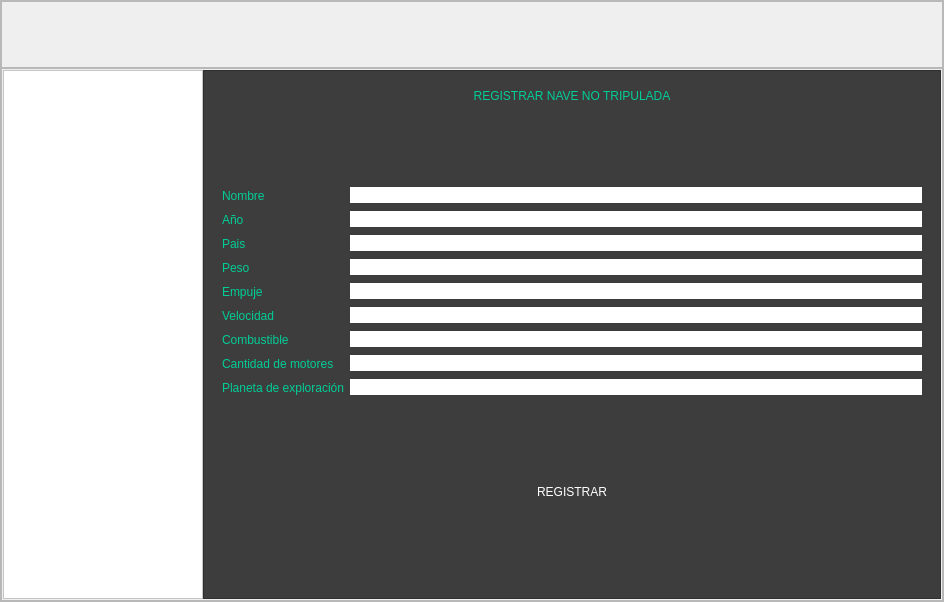
Juangmcz/Estacion_Espacial_Sofka_Juangmcv, file interfaces/main_window.ui: the form before one commit.
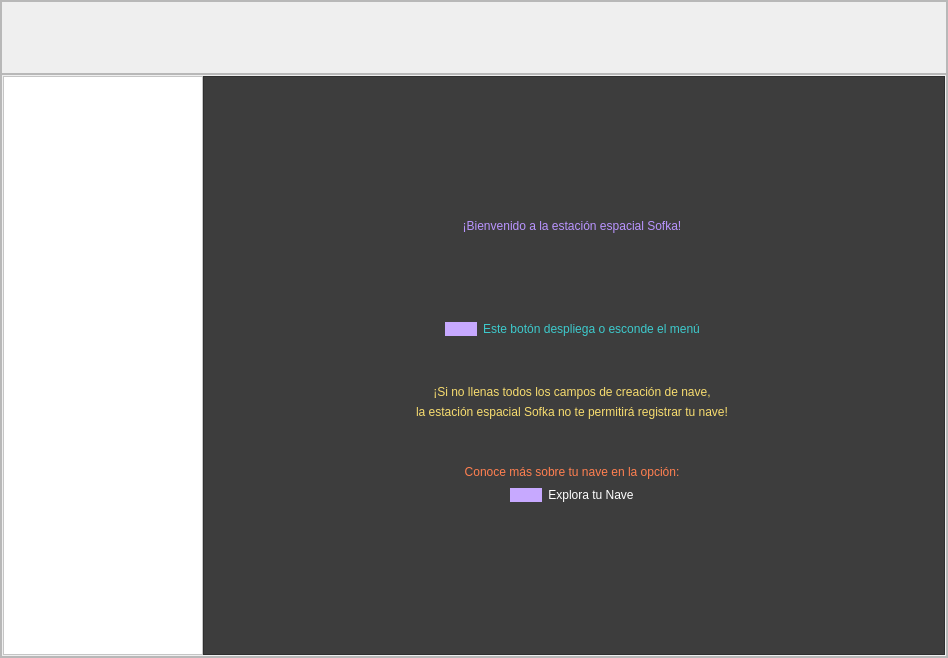
The form after the commit. Icons and pictures are not drawn.

Commit message: Actualización interfaz gráfica

The edit to the form file:
```diff
--- a/interfaces/main_window.ui
+++ b/interfaces/main_window.ui
@@ -6,8 +6,8 @@
    <rect>
     <x>0</x>
     <y>0</y>
-    <width>944</width>
-    <height>602</height>
+    <width>948</width>
+    <height>658</height>
    </rect>
   </property>
   <property name="windowTitle">
@@ -356,6 +356,34 @@
                </property>
               </widget>
              </item>
+             <item>
+              <widget class="QPushButton" name="explora_tu_nave">
+               <property name="minimumSize">
+                <size>
+                 <width>0</width>
+                 <height>40</height>
+                </size>
+               </property>
+               <property name="styleSheet">
+                <string notr="true">QPushButton{
+background-color: white;
+}</string>
+               </property>
+               <property name="text">
+                <string>Explora tu Nave</string>
+               </property>
+               <property name="icon">
+                <iconset resource="../resources.qrc">
+                 <normaloff>:/iconos/recursos/icons8-mantenimiento-48.png</normaloff>:/iconos/recursos/icons8-mantenimiento-48.png</iconset>
+               </property>
+               <property name="iconSize">
+                <size>
+                 <width>40</width>
+                 <height>40</height>
+                </size>
+               </property>
+              </widget>
+             </item>
             </layout>
            </widget>
           </item>
@@ -368,7 +396,7 @@
 QLabel{
 font: 87 12pt&quot;Arial Black&quot;;
 background-color: #000000ff;
-color: rgb(0, 206, 151);
+color: rgb(61, 202, 204);
 border: 0px solid #14C8DC;
 }
 QLineEdit{
@@ -378,9 +406,9 @@
 font: 75 10pt&quot;Arial Black&quot;;
 }
 QPushButton{
-background-color: rgb(61, 61, 61);
+background-color: rgb(199, 169, 255 );
 border-radius: 15px;
-color: rgb(255, 255, 255);
+color: rgb(185, 148, 255);
 font: 77 10pt&quot;Arial Black&quot;;
 }
 QPushButton:hover{
@@ -390,21 +418,31 @@
 font: 77 10pt&quot;Arial Black&quot;;
 }
 QTableWidget{
-background-color: rgb(255, 255, 255);
-color: rgb(0, 0, 0);
+background-color: rgb(0, 0, 0);
+color: rgb(255, 255, 255);
 gridline-color: rgb(0, 206, 151);
-font-size: 12pt;
-color: #000000;
+font-size: 9pt;
 }
 QHeaderView::section{
-background-color: rgb(0, 206, 151);
+background-color: rgb(99, 218, 220);
 border: 1px solid rgb(0, 0, 0);
-font-size: 12pt;
+font-size: 9pt;
 }
 QTableWidgetQTableCornerButton::section{
 background-color: rgb(0, 0, 0); 
 border: 1px solid rgb(0, 206, 151);
-}</string>
+}
+QComboBox{
+background-color: rgb(61, 61, 61); 
+selection-background-color: rgb(99, 218, 220);
+color: rgb(185, 148, 255);
+selection-color: rgb(135, 70, 255);
+}
+QComboBox:hover
+{
+border: 1px solid purple;
+}
+</string>
             </property>
             <property name="frameShape">
              <enum>QFrame::StyledPanel</enum>
@@ -412,11 +450,17 @@
             <property name="frameShadow">
              <enum>QFrame::Raised</enum>
             </property>
-            <layout class="QVBoxLayout" name="verticalLayout_5">
-             <item>
               <widget class="QStackedWidget" name="stackedWidget">
+             <property name="geometry">
+              <rect>
+               <x>10</x>
+               <y>10</y>
+               <width>718</width>
+               <height>551</height>
+              </rect>
+             </property>
                <property name="currentIndex">
-                <number>0</number>
+              <number>2</number>
                </property>
                <widget class="QWidget" name="pg_crear_no_tripulada">
                 <layout class="QVBoxLayout" name="verticalLayout_6">
@@ -455,7 +499,7 @@
                    <item row="2" column="0">
                     <widget class="QLabel" name="lbl_pais_no_tripulada">
                      <property name="text">
-                      <string>Pais</string>
+                    <string>País</string>
                      </property>
                     </widget>
                    </item>
@@ -602,6 +646,499 @@
                  </item>
                 </layout>
                </widget>
+             <widget class="QWidget" name="pg_explora_tu_nave">
+              <layout class="QVBoxLayout" name="verticalLayout_5">
+               <item>
+                <spacer name="verticalSpacer_16">
+                 <property name="orientation">
+                  <enum>Qt::Vertical</enum>
+                 </property>
+                 <property name="sizeHint" stdset="0">
+                  <size>
+                   <width>20</width>
+                   <height>40</height>
+                  </size>
+                 </property>
+                </spacer>
+               </item>
+               <item>
+                <widget class="QLabel" name="lbl_titulo_conoce_tu_nave">
+                 <property name="styleSheet">
+                  <string notr="true">color: rgb(185, 148, 255);
+font: 15pt &quot;Courier&quot;;</string>
+                 </property>
+                 <property name="text">
+                  <string>¡Mira todo lo que puede hacer tu nave!</string>
+                 </property>
+                 <property name="alignment">
+                  <set>Qt::AlignCenter</set>
+                 </property>
+                </widget>
+               </item>
+               <item>
+                <spacer name="verticalSpacer_17">
+                 <property name="orientation">
+                  <enum>Qt::Vertical</enum>
+                 </property>
+                 <property name="sizeType">
+                  <enum>QSizePolicy::Fixed</enum>
+                 </property>
+                 <property name="sizeHint" stdset="0">
+                  <size>
+                   <width>20</width>
+                   <height>80</height>
+                  </size>
+                 </property>
+                </spacer>
+               </item>
+               <item>
+                <layout class="QGridLayout" name="gridLayout_6">
+                 <item row="0" column="1">
+                  <widget class="QLabel" name="lbl_seleccion_funcion_conoce_tu_nave">
+                   <property name="styleSheet">
+                    <string notr="true">font: 9pt </string>
+                   </property>
+                   <property name="text">
+                    <string>Selecciona una función de tu nave:</string>
+                   </property>
+                   <property name="alignment">
+                    <set>Qt::AlignCenter</set>
+                   </property>
+                  </widget>
+                 </item>
+                 <item row="0" column="0">
+                  <widget class="QLabel" name="lbl_seleccion_tipo_nave_conoce_tu_nave">
+                   <property name="styleSheet">
+                    <string notr="true">font: 9pt </string>
+                   </property>
+                   <property name="text">
+                    <string>Selecciona un tipo de nave:</string>
+                   </property>
+                   <property name="alignment">
+                    <set>Qt::AlignCenter</set>
+                   </property>
+                  </widget>
+                 </item>
+                 <item row="1" column="0">
+                  <widget class="QComboBox" name="cBox_tipo_nave_conoce_tu_nave">
+                   <property name="minimumSize">
+                    <size>
+                     <width>200</width>
+                     <height>0</height>
+                    </size>
+                   </property>
+                   <property name="styleSheet">
+                    <string notr="true">color:rgb(255,255,255);</string>
+                   </property>
+                   <item>
+                    <property name="text">
+                     <string>Tripulada</string>
+                    </property>
+                   </item>
+                   <item>
+                    <property name="text">
+                     <string>Lanzadera</string>
+                    </property>
+                   </item>
+                   <item>
+                    <property name="text">
+                     <string>No Tripulada</string>
+                    </property>
+                   </item>
+                  </widget>
+                 </item>
+                 <item row="1" column="1">
+                  <widget class="QComboBox" name="cBox_funcion_conoce_tu_nave">
+                   <property name="minimumSize">
+                    <size>
+                     <width>200</width>
+                     <height>0</height>
+                    </size>
+                   </property>
+                   <property name="styleSheet">
+                    <string notr="true">color:rgb(255,255,255);</string>
+                   </property>
+                  </widget>
+                 </item>
+                 <item row="0" column="2">
+                  <widget class="QLabel" name="lbl_seleccion_nombre_conoce_tu_nave">
+                   <property name="styleSheet">
+                    <string notr="true">font: 9pt </string>
+                   </property>
+                   <property name="text">
+                    <string>Ingresa un nombre para tu nave:</string>
+                   </property>
+                   <property name="alignment">
+                    <set>Qt::AlignCenter</set>
+                   </property>
+                  </widget>
+                 </item>
+                 <item row="1" column="2">
+                  <widget class="QLineEdit" name="ql_nombre_conoce_tu_nave"/>
+                 </item>
+                </layout>
+               </item>
+               <item>
+                <spacer name="verticalSpacer_21">
+                 <property name="orientation">
+                  <enum>Qt::Vertical</enum>
+                 </property>
+                 <property name="sizeType">
+                  <enum>QSizePolicy::Fixed</enum>
+                 </property>
+                 <property name="sizeHint" stdset="0">
+                  <size>
+                   <width>20</width>
+                   <height>40</height>
+                  </size>
+                 </property>
+                </spacer>
+               </item>
+               <item>
+                <layout class="QGridLayout" name="gridLayout_5">
+                 <item row="0" column="1">
+                  <widget class="QPushButton" name="btn_explorar_funcion">
+                   <property name="minimumSize">
+                    <size>
+                     <width>200</width>
+                     <height>60</height>
+                    </size>
+                   </property>
+                   <property name="text">
+                    <string>Procesar</string>
+                   </property>
+                   <property name="icon">
+                    <iconset resource="../resources.qrc">
+                     <normaloff>:/iconos/recursos/icons8-proceso-50.png</normaloff>:/iconos/recursos/icons8-proceso-50.png</iconset>
+                   </property>
+                   <property name="iconSize">
+                    <size>
+                     <width>50</width>
+                     <height>50</height>
+                    </size>
+                   </property>
+                  </widget>
+                 </item>
+                 <item row="0" column="0">
+                  <spacer name="horizontalSpacer_14">
+                   <property name="orientation">
+                    <enum>Qt::Horizontal</enum>
+                   </property>
+                   <property name="sizeHint" stdset="0">
+                    <size>
+                     <width>40</width>
+                     <height>20</height>
+                    </size>
+                   </property>
+                  </spacer>
+                 </item>
+                 <item row="0" column="2">
+                  <spacer name="horizontalSpacer_15">
+                   <property name="orientation">
+                    <enum>Qt::Horizontal</enum>
+                   </property>
+                   <property name="sizeHint" stdset="0">
+                    <size>
+                     <width>40</width>
+                     <height>20</height>
+                    </size>
+                   </property>
+                  </spacer>
+                 </item>
+                </layout>
+               </item>
+               <item>
+                <spacer name="verticalSpacer_18">
+                 <property name="orientation">
+                  <enum>Qt::Vertical</enum>
+                 </property>
+                 <property name="sizeHint" stdset="0">
+                  <size>
+                   <width>20</width>
+                   <height>40</height>
+                  </size>
+                 </property>
+                </spacer>
+               </item>
+               <item>
+                <widget class="QLabel" name="lbl_resultado_conoce_tu_nave">
+                 <property name="styleSheet">
+                  <string notr="true">color: rgb(255, 255, 127);</string>
+                 </property>
+                 <property name="text">
+                  <string/>
+                 </property>
+                 <property name="alignment">
+                  <set>Qt::AlignCenter</set>
+                 </property>
+                </widget>
+               </item>
+               <item>
+                <spacer name="verticalSpacer_15">
+                 <property name="orientation">
+                  <enum>Qt::Vertical</enum>
+                 </property>
+                 <property name="sizeHint" stdset="0">
+                  <size>
+                   <width>20</width>
+                   <height>40</height>
+                  </size>
+                 </property>
+                </spacer>
+               </item>
+              </layout>
+             </widget>
+             <widget class="QWidget" name="pg_ayuda">
+              <layout class="QVBoxLayout" name="verticalLayout_8">
+               <item>
+                <spacer name="verticalSpacer_13">
+                 <property name="orientation">
+                  <enum>Qt::Vertical</enum>
+                 </property>
+                 <property name="sizeHint" stdset="0">
+                  <size>
+                   <width>20</width>
+                   <height>40</height>
+                  </size>
+                 </property>
+                </spacer>
+               </item>
+               <item>
+                <widget class="QLabel" name="label">
+                 <property name="styleSheet">
+                  <string notr="true">color: rgb(185, 148, 255);
+font: 15pt &quot;Courier&quot;;</string>
+                 </property>
+                 <property name="text">
+                  <string>¡Bienvenido a la estación espacial Sofka!</string>
+                 </property>
+                 <property name="alignment">
+                  <set>Qt::AlignCenter</set>
+                 </property>
+                </widget>
+               </item>
+               <item>
+                <spacer name="verticalSpacer_10">
+                 <property name="orientation">
+                  <enum>Qt::Vertical</enum>
+                 </property>
+                 <property name="sizeType">
+                  <enum>QSizePolicy::Fixed</enum>
+                 </property>
+                 <property name="sizeHint" stdset="0">
+                  <size>
+                   <width>20</width>
+                   <height>80</height>
+                  </size>
+                 </property>
+                </spacer>
+               </item>
+               <item>
+                <layout class="QGridLayout" name="gridLayout_3">
+                 <item row="0" column="0">
+                  <spacer name="horizontalSpacer_10">
+                   <property name="orientation">
+                    <enum>Qt::Horizontal</enum>
+                   </property>
+                   <property name="sizeHint" stdset="0">
+                    <size>
+                     <width>40</width>
+                     <height>20</height>
+                    </size>
+                   </property>
+                  </spacer>
+                 </item>
+                 <item row="0" column="2">
+                  <widget class="QLabel" name="lbl_info_menu">
+                   <property name="styleSheet">
+                    <string notr="true">color: rgb(61, 202, 204);</string>
+                   </property>
+                   <property name="text">
+                    <string>Este botón despliega o esconde el menú</string>
+                   </property>
+                   <property name="alignment">
+                    <set>Qt::AlignCenter</set>
+                   </property>
+                  </widget>
+                 </item>
+                 <item row="0" column="4">
+                  <spacer name="horizontalSpacer_11">
+                   <property name="orientation">
+                    <enum>Qt::Horizontal</enum>
+                   </property>
+                   <property name="sizeHint" stdset="0">
+                    <size>
+                     <width>40</width>
+                     <height>20</height>
+                    </size>
+                   </property>
+                  </spacer>
+                 </item>
+                 <item row="0" column="1">
+                  <widget class="QPushButton" name="btn_info_menu">
+                   <property name="text">
+                    <string/>
+                   </property>
+                   <property name="icon">
+                    <iconset resource="../resources.qrc">
+                     <normaloff>:/iconos/recursos/icons8-menú-48.png</normaloff>:/iconos/recursos/icons8-menú-48.png</iconset>
+                   </property>
+                   <property name="iconSize">
+                    <size>
+                     <width>40</width>
+                     <height>40</height>
+                    </size>
+                   </property>
+                  </widget>
+                 </item>
+                </layout>
+               </item>
+               <item>
+                <spacer name="verticalSpacer_11">
+                 <property name="orientation">
+                  <enum>Qt::Vertical</enum>
+                 </property>
+                 <property name="sizeType">
+                  <enum>QSizePolicy::Fixed</enum>
+                 </property>
+                 <property name="sizeHint" stdset="0">
+                  <size>
+                   <width>20</width>
+                   <height>40</height>
+                  </size>
+                 </property>
+                </spacer>
+               </item>
+               <item>
+                <widget class="QLabel" name="lbl_info_menu_2">
+                 <property name="styleSheet">
+                  <string notr="true">color: rgb(247, 220, 111 );</string>
+                 </property>
+                 <property name="text">
+                  <string>¡Si no llenas todos los campos de creación de nave,</string>
+                 </property>
+                 <property name="alignment">
+                  <set>Qt::AlignCenter</set>
+                 </property>
+                </widget>
+               </item>
+               <item>
+                <widget class="QLabel" name="lbl_info_menu_3">
+                 <property name="styleSheet">
+                  <string notr="true">color: rgb(247, 220, 111 );</string>
+                 </property>
+                 <property name="text">
+                  <string>la estación espacial Sofka no te permitirá registrar tu nave!</string>
+                 </property>
+                 <property name="alignment">
+                  <set>Qt::AlignCenter</set>
+                 </property>
+                </widget>
+               </item>
+               <item>
+                <spacer name="verticalSpacer_12">
+                 <property name="orientation">
+                  <enum>Qt::Vertical</enum>
+                 </property>
+                 <property name="sizeType">
+                  <enum>QSizePolicy::Fixed</enum>
+                 </property>
+                 <property name="sizeHint" stdset="0">
+                  <size>
+                   <width>20</width>
+                   <height>40</height>
+                  </size>
+                 </property>
+                </spacer>
+               </item>
+               <item>
+                <widget class="QLabel" name="lbl_info_menu_4">
+                 <property name="styleSheet">
+                  <string notr="true">color: rgb(255, 127, 80);</string>
+                 </property>
+                 <property name="text">
+                  <string>Conoce más sobre tu nave en la opción:</string>
+                 </property>
+                 <property name="alignment">
+                  <set>Qt::AlignCenter</set>
+                 </property>
+                </widget>
+               </item>
+               <item>
+                <layout class="QGridLayout" name="gridLayout_4">
+                 <item row="0" column="0">
+                  <spacer name="horizontalSpacer_12">
+                   <property name="orientation">
+                    <enum>Qt::Horizontal</enum>
+                   </property>
+                   <property name="sizeHint" stdset="0">
+                    <size>
+                     <width>40</width>
+                     <height>20</height>
+                    </size>
+                   </property>
+                  </spacer>
+                 </item>
+                 <item row="0" column="2">
+                  <widget class="QLabel" name="lbl_info_menu_5">
+                   <property name="styleSheet">
+                    <string notr="true">color: rgb(255, 255, 255);</string>
+                   </property>
+                   <property name="text">
+                    <string>Explora tu Nave</string>
+                   </property>
+                   <property name="alignment">
+                    <set>Qt::AlignCenter</set>
+                   </property>
+                  </widget>
+                 </item>
+                 <item row="0" column="4">
+                  <spacer name="horizontalSpacer_13">
+                   <property name="orientation">
+                    <enum>Qt::Horizontal</enum>
+                   </property>
+                   <property name="sizeHint" stdset="0">
+                    <size>
+                     <width>40</width>
+                     <height>20</height>
+                    </size>
+                   </property>
+                  </spacer>
+                 </item>
+                 <item row="0" column="1">
+                  <widget class="QPushButton" name="btn_info_menu_2">
+                   <property name="text">
+                    <string/>
+                   </property>
+                   <property name="icon">
+                    <iconset resource="../resources.qrc">
+                     <normaloff>:/iconos/recursos/icons8-mantenimiento-48.png</normaloff>:/iconos/recursos/icons8-mantenimiento-48.png</iconset>
+                   </property>
+                   <property name="iconSize">
+                    <size>
+                     <width>40</width>
+                     <height>40</height>
+                    </size>
+                   </property>
+                  </widget>
+                 </item>
+                </layout>
+               </item>
+               <item>
+                <spacer name="verticalSpacer_14">
+                 <property name="orientation">
+                  <enum>Qt::Vertical</enum>
+                 </property>
+                 <property name="sizeHint" stdset="0">
+                  <size>
+                   <width>20</width>
+                   <height>40</height>
+                  </size>
+                 </property>
+                </spacer>
+               </item>
+              </layout>
+             </widget>
                <widget class="QWidget" name="pg_consultas">
                 <layout class="QVBoxLayout" name="verticalLayout_4">
                  <item>
@@ -1205,8 +1742,6 @@
                 </layout>
                </widget>
               </widget>
-             </item>
-            </layout>
            </widget>
           </item>
          </layout>
```
Left out of the diff: 178 changed lines with no effect on the pictures. Lines whose indentation alone changed are shown as unchanged. The commit also changes 1 other file.
